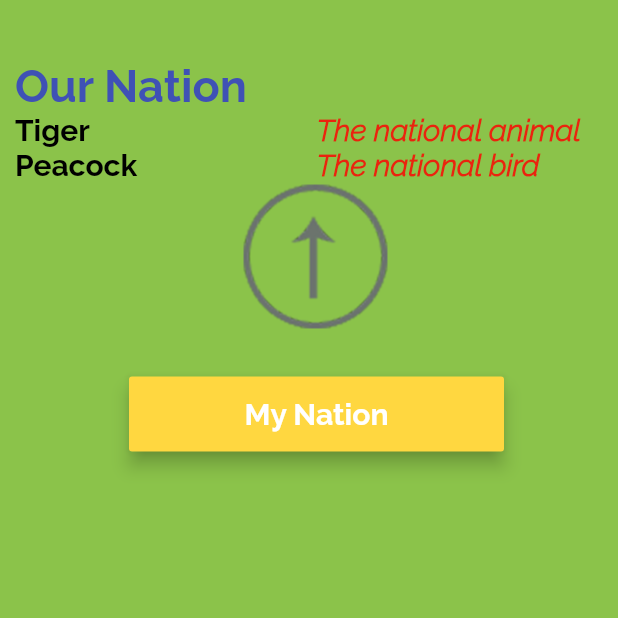
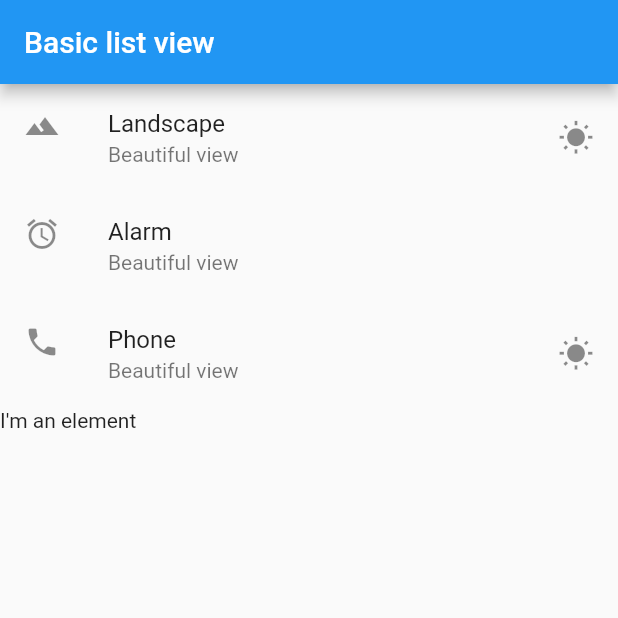
Before and after one commit to madhankumardroid/SHCourse, a Flutter app: the screen it shows after launch, on a phone screen of 412 x 824 dp, the top half of it. Run offline on Flutter 3.47's test engine with Material 2 defaults, Android fonts, the phone set to English and light mode, and no system bars.

Commit message:
Added missed files.

```diff
--- a/flutter_app/lib/main.dart
+++ b/flutter_app/lib/main.dart
@@ -1,10 +1,51 @@
 import 'package:flutter/material.dart';
-
-import 'app_screens/our_nation.dart';
 
 void main() {
   runApp(new MaterialApp(
-    title: "Exploring UI Widgets",
-    home: new Nation(),
-  ));
+      title: "Exploring ListView",
+//    home: new Nation(), //Commented this in order to learn list view.
+      home: Scaffold(
+          appBar: AppBar(title: Text("Basic list view")),
+          body:
+          getListView() // Directly calling getListView() will throw an error because we can use scrollable widgets only with in the Scaffold widget. Because the scrollble widgets might overflow beyond the screen. So, should not use the scrollable widget directly for the home property
+      )));
 }
+
+Widget getListView() {
+  var listView = ListView(
+    //The basic listview is meant for few list items. It is not suitable for handling large number of list items.
+    //It loads all item in memory when attached to screen. Since it is not memory efficient for large lists.
+    children: <Widget>[
+      //The most commonly used widget in the list view is the ListTile
+      ListTile(
+          leading: Icon(Icons.landscape),
+          title: Text("Landscape"),
+          subtitle: Text("Beautiful view"),
+          trailing: Icon(Icons.wb_sunny),
+          //The leading and trailing properties expects a widget basically the Icon widget, but we can use any widget we wish.
+          onTap: () {
+            //To handle the click event of the list item
+            debugPrint("Landscape tapped");
+          }),
+      ListTile(
+        leading: Icon(Icons.access_alarm),
+        title: Text("Alarm"),
+        subtitle: Text("Beautiful view"),
+        onTap: () {
+          debugPrint("Alarm tapped");
+        },
+        //The properties are optional
+      ),
+      ListTile(
+          leading: Icon(Icons.phone),
+          title: Text("Phone"),
+          subtitle: Text("Beautiful view"),
+          trailing: Icon(Icons.wb_sunny)
+        //The leading and trailing properties expects a widget basically the Icon widget, but we can use any widget we wish.
+      ),
+      //It is not mandatory to use ListTile as the children of list view. We can use any widget of our choice.
+      Text("I'm an element")
+    ],
+  );
+  return listView;
+}
```
